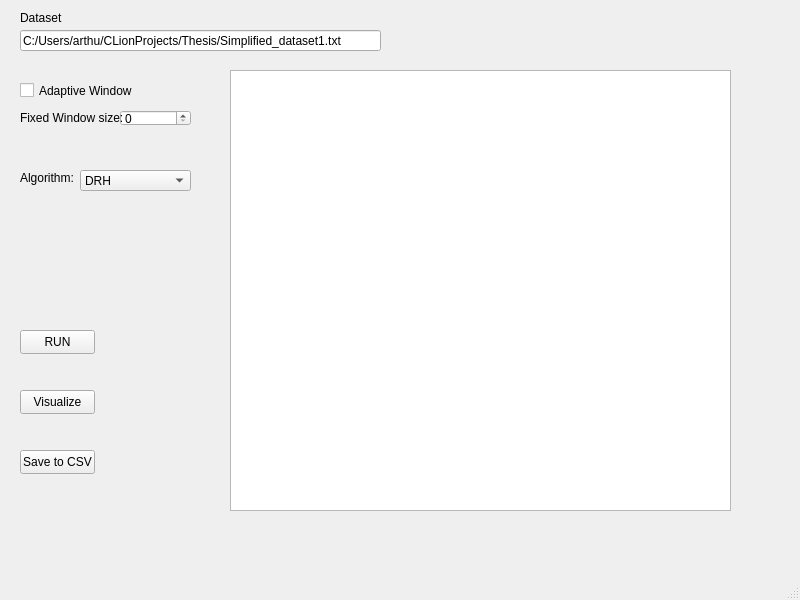
First picture: the form in MainWindow.ui, repository ArthurVGitHub/RealTime-Data-Compression-Simulator, before the edit.
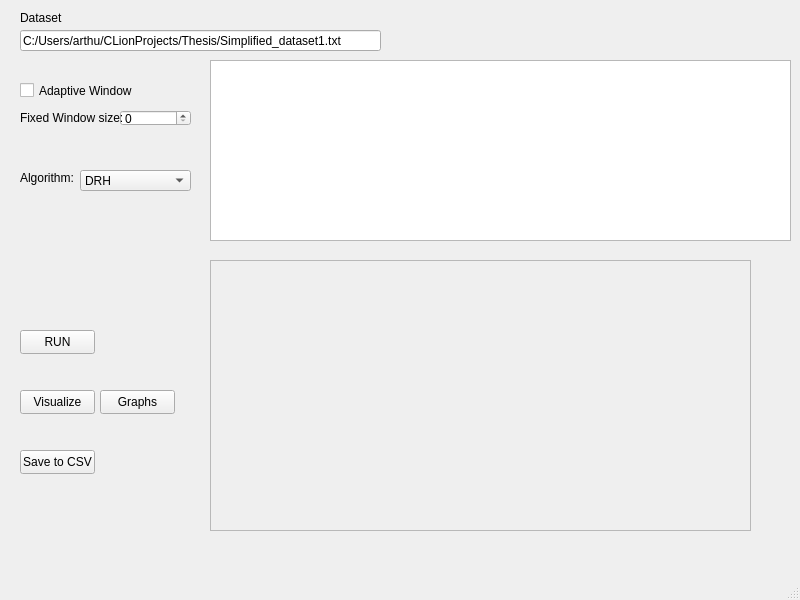
Second picture: the form after the edit.

Commit message: Added graphs (build is much slower)

```diff
--- a/MainWindow.ui
+++ b/MainWindow.ui
@@ -30,10 +30,10 @@
    <widget class="QTextEdit" name="resultsTextEdit">
     <property name="geometry">
      <rect>
-      <x>230</x>
-      <y>70</y>
-      <width>501</width>
-      <height>441</height>
+      <x>210</x>
+      <y>60</y>
+      <width>581</width>
+      <height>181</height>
      </rect>
     </property>
    </widget>
@@ -196,6 +196,53 @@
      <string>Fixed Window size:</string>
     </property>
    </widget>
+   <widget class="QScrollArea" name="graphsScrollArea">
+    <property name="geometry">
+     <rect>
+      <x>210</x>
+      <y>260</y>
+      <width>541</width>
+      <height>271</height>
+     </rect>
+    </property>
+    <property name="widgetResizable">
+     <bool>true</bool>
+    </property>
+    <widget class="QWidget" name="scrollAreaWidgetContents">
+     <property name="geometry">
+      <rect>
+       <x>0</x>
+       <y>0</y>
+       <width>539</width>
+       <height>269</height>
+      </rect>
+     </property>
+     <widget class="QWidget" name="graphsWidget" native="true">
+      <property name="geometry">
+       <rect>
+        <x>20</x>
+        <y>20</y>
+        <width>591</width>
+        <height>231</height>
+       </rect>
+      </property>
+      <layout class="QVBoxLayout" name="verticalLayout"/>
+     </widget>
+    </widget>
+   </widget>
+   <widget class="QPushButton" name="visualizeGraphButton">
+    <property name="geometry">
+     <rect>
+      <x>100</x>
+      <y>390</y>
+      <width>75</width>
+      <height>24</height>
+     </rect>
+    </property>
+    <property name="text">
+     <string>Graphs</string>
+    </property>
+   </widget>
   </widget>
   <widget class="QMenuBar" name="menubar">
    <property name="geometry">
```
The commit also changes 7 other files.
